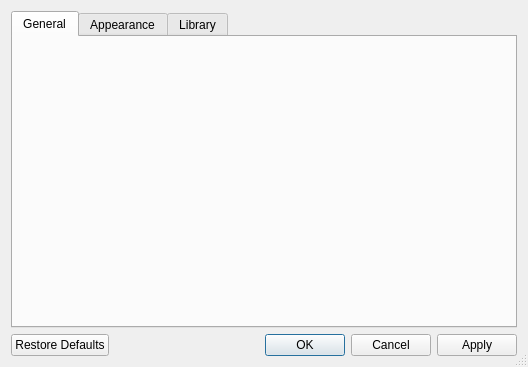
LibrePCB/LibrePCB, file libs/librepcbworkspace/settings/workspacesettingsdialog.ui: the form before one commit.
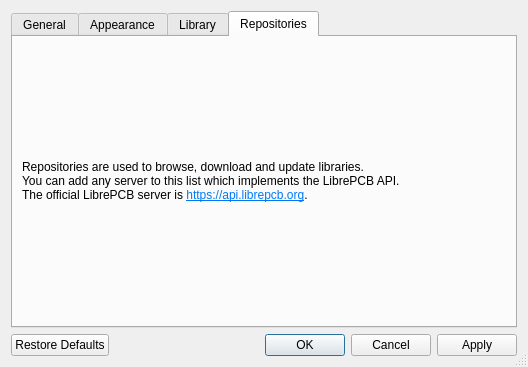
The form after the commit.

Commit message: Add repository list to workspace settings

```diff
--- a/libs/librepcbworkspace/settings/workspacesettingsdialog.ui
+++ b/libs/librepcbworkspace/settings/workspacesettingsdialog.ui
@@ -26,7 +26,7 @@
    <item>
     <widget class="QTabWidget" name="tabWidget">
      <property name="currentIndex">
-      <number>0</number>
+      <number>3</number>
      </property>
      <widget class="QWidget" name="generalTab">
       <attribute name="title">
@@ -97,6 +97,27 @@
        </item>
       </layout>
      </widget>
+     <widget class="QWidget" name="repositoriesTab">
+      <attribute name="title">
+       <string>Repositories</string>
+      </attribute>
+      <layout class="QVBoxLayout" name="verticalLayout_5">
+       <item>
+        <layout class="QVBoxLayout" name="repositoriesLayout">
+         <item>
+          <widget class="QLabel" name="label">
+           <property name="text">
+            <string>&lt;html&gt;&lt;head/&gt;&lt;body&gt;&lt;p&gt;Repositories are used to browse, download and update libraries.&lt;br/&gt;You can add any server to this list which implements the LibrePCB API.&lt;br/&gt;The official LibrePCB server is &lt;a href=&quot;https://api.librepcb.org&quot;&gt;&lt;span style=&quot; text-decoration: underline; color:#007af4;&quot;&gt;https://api.librepcb.org&lt;/span&gt;&lt;/a&gt;.&lt;/p&gt;&lt;/body&gt;&lt;/html&gt;</string>
+           </property>
+           <property name="openExternalLinks">
+            <bool>true</bool>
+           </property>
+          </widget>
+         </item>
+        </layout>
+       </item>
+      </layout>
+     </widget>
     </widget>
    </item>
    <item>
```
The commit also changes 6 other files.
